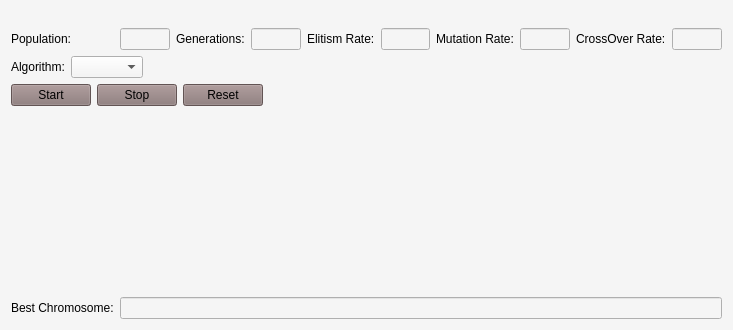
Before: the Qt Designer form interface.ui in mhnazeri/Genetic, drawn with Qt 5.
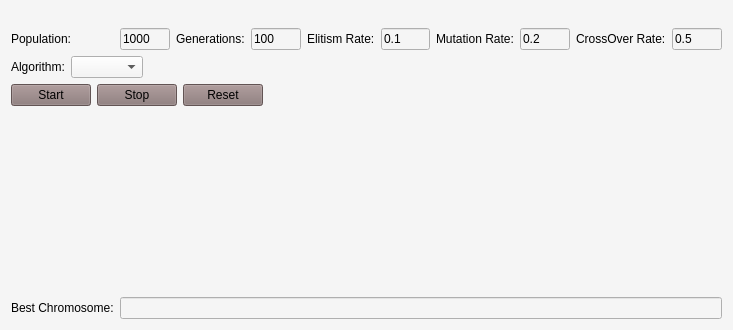
After: the same form once the commit is applied. Custom widgets are drawn as their Qt base class.

```diff
--- a/interface.ui
+++ b/interface.ui
@@ -66,6 +66,9 @@
       <property name="styleSheet">
        <string notr="true">border-color: rgb(35, 16, 223);</string>
       </property>
+      <property name="text">
+       <string>0.2</string>
+      </property>
      </widget>
     </item>
     <item row="1" column="1">
@@ -73,6 +76,9 @@
       <property name="styleSheet">
        <string notr="true">border-color: rgb(35, 16, 223);</string>
       </property>
+      <property name="text">
+       <string>1000</string>
+      </property>
      </widget>
     </item>
     <item row="1" column="5">
@@ -80,6 +86,9 @@
       <property name="styleSheet">
        <string notr="true">border-color: rgb(35, 16, 223);</string>
       </property>
+      <property name="text">
+       <string>0.1</string>
+      </property>
      </widget>
     </item>
     <item row="1" column="6">
@@ -107,10 +116,17 @@
       <property name="styleSheet">
        <string notr="true">border-color: rgb(35, 16, 223);</string>
       </property>
+      <property name="text">
+       <string>100</string>
+      </property>
      </widget>
     </item>
     <item row="1" column="9">
-     <widget class="QLineEdit" name="text_crossRate"/>
+     <widget class="QLineEdit" name="text_crossRate">
+      <property name="text">
+       <string>0.5</string>
+      </property>
+     </widget>
     </item>
     <item row="0" column="0" colspan="10">
      <spacer name="horizontalSpacer">
```
